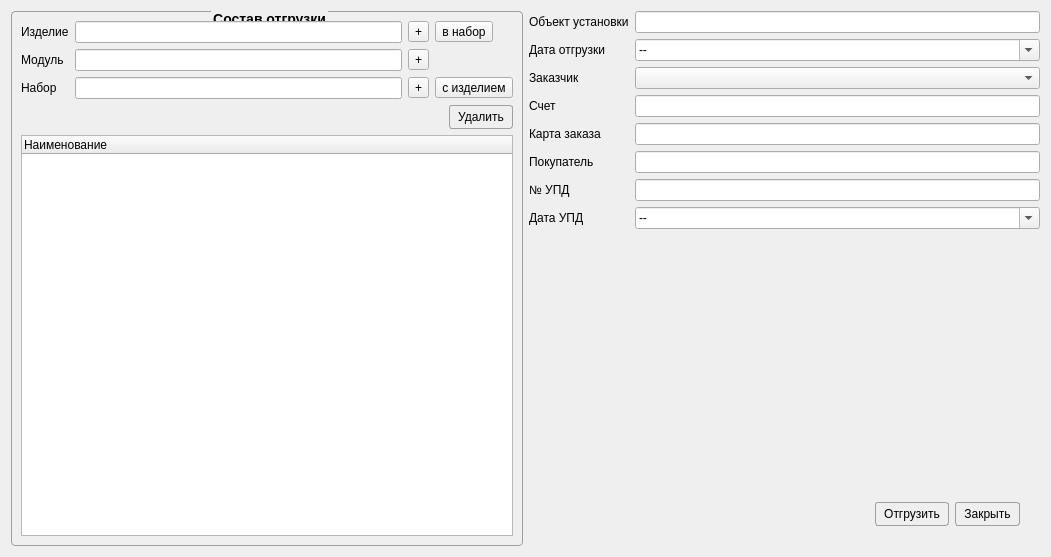
First picture: the form in Remont/shipwindow.ui, repository AlexeyScherbakov2021/Remont2, before the edit.
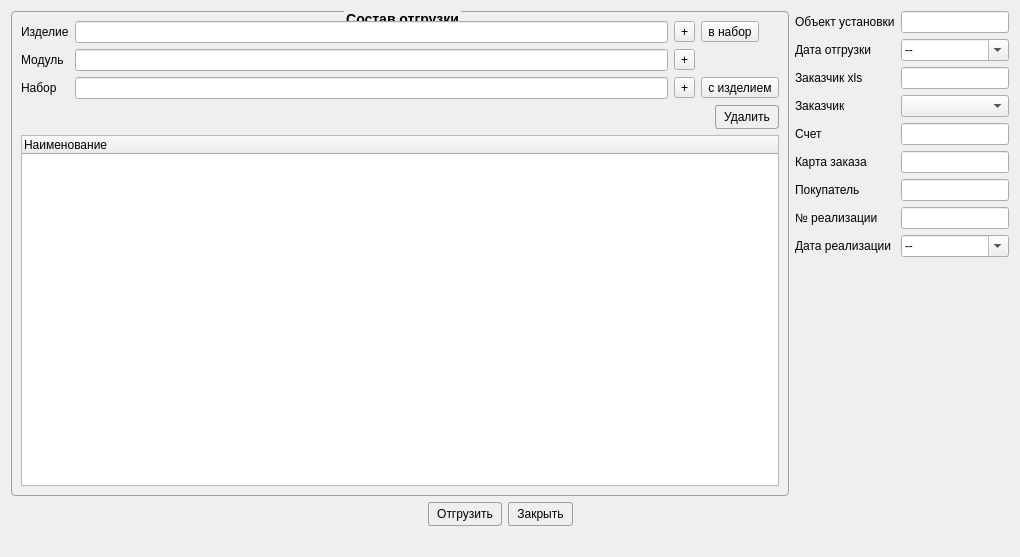
Second picture: the form after the edit. Icons and pictures are not drawn.

```diff
--- a/Remont/shipwindow.ui
+++ b/Remont/shipwindow.ui
@@ -6,7 +6,7 @@
    <rect>
     <x>0</x>
     <y>0</y>
-    <width>1051</width>
+    <width>1020</width>
     <height>557</height>
    </rect>
   </property>
@@ -51,6 +51,8 @@
 
 </string>
   </property>
+  <layout class="QVBoxLayout" name="verticalLayout_2">
+   <item>
   <layout class="QHBoxLayout" name="horizontalLayout_3">
    <item>
     <widget class="QGroupBox" name="groupBox">
@@ -88,7 +90,14 @@
          </widget>
         </item>
         <item row="0" column="1">
-         <widget class="QLineEdit" name="leNumProd"/>
+           <widget class="QLineEdit" name="leNumProd">
+            <property name="minimumSize">
+             <size>
+              <width>0</width>
+              <height>0</height>
+             </size>
+            </property>
+           </widget>
         </item>
         <item row="0" column="2">
          <widget class="QToolButton" name="tbNumProd">
@@ -212,8 +221,6 @@
     </widget>
    </item>
    <item>
-    <layout class="QVBoxLayout" name="verticalLayout_2">
-     <item>
       <layout class="QFormLayout" name="formLayout">
        <item row="0" column="0">
         <widget class="QLabel" name="label_6">
@@ -223,7 +230,14 @@
         </widget>
        </item>
        <item row="0" column="1">
-        <widget class="QLineEdit" name="leObjectInstall"/>
+        <widget class="QLineEdit" name="leObjectInstall">
+         <property name="sizePolicy">
+          <sizepolicy hsizetype="Preferred" vsizetype="Fixed">
+           <horstretch>0</horstretch>
+           <verstretch>0</verstretch>
+          </sizepolicy>
+         </property>
+        </widget>
        </item>
        <item row="1" column="0">
         <widget class="QLabel" name="label_7">
@@ -234,6 +248,12 @@
        </item>
        <item row="1" column="1">
         <widget class="QDateEdit" name="deDateOut">
+         <property name="sizePolicy">
+          <sizepolicy hsizetype="Preferred" vsizetype="Fixed">
+           <horstretch>0</horstretch>
+           <verstretch>0</verstretch>
+          </sizepolicy>
+         </property>
          <property name="specialValueText">
           <string>--</string>
          </property>
@@ -259,6 +279,23 @@
          </property>
         </widget>
        </item>
+       <item row="2" column="0">
+        <widget class="QLabel" name="label_2">
+         <property name="text">
+          <string>Заказчик xls</string>
+         </property>
+        </widget>
+       </item>
+       <item row="2" column="1">
+        <widget class="QLineEdit" name="leCustomer">
+         <property name="sizePolicy">
+          <sizepolicy hsizetype="Preferred" vsizetype="Fixed">
+           <horstretch>0</horstretch>
+           <verstretch>0</verstretch>
+          </sizepolicy>
+         </property>
+        </widget>
+       </item>
        <item row="3" column="0">
         <widget class="QLabel" name="label_8">
          <property name="text">
@@ -267,57 +304,107 @@
         </widget>
        </item>
        <item row="3" column="1">
-        <widget class="QComboBox" name="cbCusomer"/>
+        <widget class="QComboBox" name="cbCusomer">
+         <property name="sizePolicy">
+          <sizepolicy hsizetype="Preferred" vsizetype="Fixed">
+           <horstretch>0</horstretch>
+           <verstretch>0</verstretch>
+          </sizepolicy>
+         </property>
+         <property name="maximumSize">
+          <size>
+           <width>500</width>
+           <height>16777215</height>
+          </size>
+         </property>
+         <property name="modelColumn">
+          <number>0</number>
+         </property>
+        </widget>
        </item>
-       <item row="5" column="0">
+       <item row="4" column="0">
         <widget class="QLabel" name="label_9">
          <property name="text">
           <string>Счет</string>
          </property>
         </widget>
        </item>
-       <item row="5" column="1">
-        <widget class="QLineEdit" name="leSchet"/>
+       <item row="4" column="1">
+        <widget class="QLineEdit" name="leSchet">
+         <property name="sizePolicy">
+          <sizepolicy hsizetype="Preferred" vsizetype="Fixed">
+           <horstretch>0</horstretch>
+           <verstretch>0</verstretch>
+          </sizepolicy>
+         </property>
+        </widget>
        </item>
-       <item row="6" column="0">
+       <item row="5" column="0">
         <widget class="QLabel" name="label_10">
          <property name="text">
           <string>Карта заказа</string>
          </property>
         </widget>
        </item>
-       <item row="6" column="1">
-        <widget class="QLineEdit" name="leCardOrder"/>
+       <item row="5" column="1">
+        <widget class="QLineEdit" name="leCardOrder">
+         <property name="sizePolicy">
+          <sizepolicy hsizetype="Preferred" vsizetype="Fixed">
+           <horstretch>0</horstretch>
+           <verstretch>0</verstretch>
+          </sizepolicy>
+         </property>
+        </widget>
        </item>
-       <item row="7" column="0">
+       <item row="6" column="0">
         <widget class="QLabel" name="label_11">
          <property name="text">
           <string>Покупатель</string>
          </property>
         </widget>
        </item>
-       <item row="7" column="1">
-        <widget class="QLineEdit" name="leBuyer"/>
+       <item row="6" column="1">
+        <widget class="QLineEdit" name="leBuyer">
+         <property name="sizePolicy">
+          <sizepolicy hsizetype="Preferred" vsizetype="Fixed">
+           <horstretch>0</horstretch>
+           <verstretch>0</verstretch>
+          </sizepolicy>
+         </property>
+        </widget>
        </item>
-       <item row="9" column="0">
+       <item row="7" column="0">
         <widget class="QLabel" name="label_12">
          <property name="text">
-          <string>№ УПД</string>
+          <string>№ реализации</string>
          </property>
         </widget>
        </item>
-       <item row="9" column="1">
-        <widget class="QLineEdit" name="leNumUPD"/>
+       <item row="7" column="1">
+        <widget class="QLineEdit" name="leNumUPD">
+         <property name="sizePolicy">
+          <sizepolicy hsizetype="Preferred" vsizetype="Fixed">
+           <horstretch>0</horstretch>
+           <verstretch>0</verstretch>
+          </sizepolicy>
+         </property>
+        </widget>
        </item>
-       <item row="10" column="0">
+       <item row="8" column="0">
         <widget class="QLabel" name="label_13">
          <property name="text">
-          <string>Дата УПД</string>
+          <string>Дата реализации</string>
          </property>
         </widget>
        </item>
-       <item row="10" column="1">
+       <item row="8" column="1">
         <widget class="QDateEdit" name="deDateUPD">
+         <property name="sizePolicy">
+          <sizepolicy hsizetype="Preferred" vsizetype="Fixed">
+           <horstretch>0</horstretch>
+           <verstretch>0</verstretch>
+          </sizepolicy>
+         </property>
          <property name="specialValueText">
           <string>--</string>
          </property>
@@ -326,7 +413,7 @@
          </property>
          <property name="dateTime">
           <datetime>
-           <hour>4</hour>
+           <hour>20</hour>
            <minute>0</minute>
            <second>0</second>
            <year>2000</year>
@@ -336,7 +423,7 @@
          </property>
          <property name="time">
           <time>
-           <hour>4</hour>
+           <hour>20</hour>
            <minute>0</minute>
            <second>0</second>
           </time>
@@ -350,7 +437,7 @@
          </property>
          <property name="minimumTime">
           <time>
-           <hour>4</hour>
+           <hour>20</hour>
            <minute>0</minute>
            <second>0</second>
           </time>
@@ -378,6 +465,8 @@
        </item>
       </layout>
      </item>
+    </layout>
+   </item>
      <item>
       <layout class="QHBoxLayout" name="horizontalLayout_2">
        <property name="rightMargin">
@@ -439,7 +528,18 @@
          </property>
         </widget>
        </item>
-      </layout>
+     <item>
+      <spacer name="horizontalSpacer_3">
+       <property name="orientation">
+        <enum>Qt::Orientation::Horizontal</enum>
+       </property>
+       <property name="sizeHint" stdset="0">
+        <size>
+         <width>40</width>
+         <height>20</height>
+        </size>
+       </property>
+      </spacer>
      </item>
     </layout>
    </item>
```
Left out of the diff: 5 changed lines with no effect on the pictures. Lines whose indentation alone changed are shown as unchanged.
